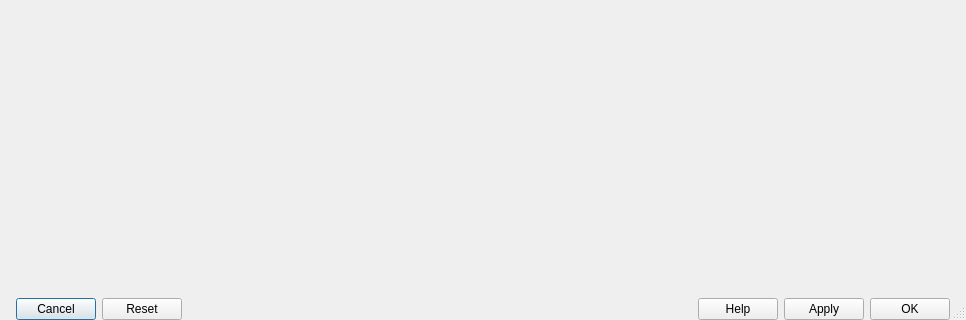
nschindler-noaa/compass-rewrite, file src/CommonDialog.ui: the form before one commit; both pictures show x 0 to 966 and y 209 to 529 of the 966 by 529 pixel window.
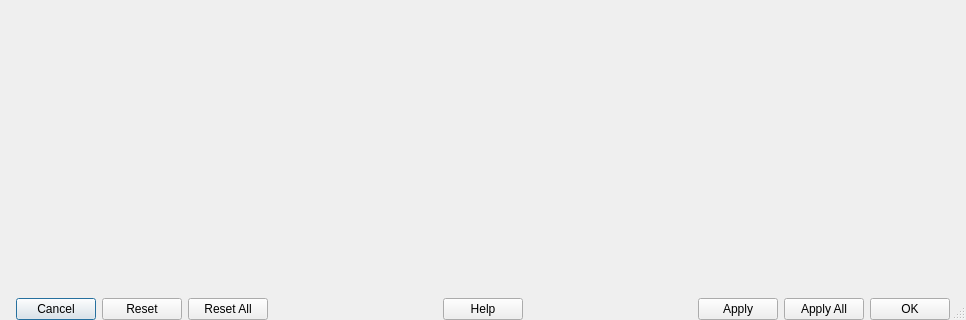
The form after the commit. Icons and pictures are not drawn.

The edit to the form file:
```diff
--- a/src/CommonDialog.ui
+++ b/src/CommonDialog.ui
@@ -332,6 +332,13 @@
        </property>
       </widget>
      </item>
+     <item>
+      <widget class="QPushButton" name="pushButton_ResetAll">
+       <property name="text">
+        <string>Reset All</string>
+       </property>
+      </widget>
+     </item>
      <item>
       <spacer name="spacer_ButtonRow">
        <property name="orientation">
@@ -355,6 +362,19 @@
        </property>
       </widget>
      </item>
+     <item>
+      <spacer name="horizontalSpacer_2">
+       <property name="orientation">
+        <enum>Qt::Horizontal</enum>
+       </property>
+       <property name="sizeHint" stdset="0">
+        <size>
+         <width>40</width>
+         <height>20</height>
+        </size>
+       </property>
+      </spacer>
+     </item>
      <item>
       <widget class="QPushButton" name="pushButton_Apply">
        <property name="text">
@@ -362,6 +382,13 @@
        </property>
       </widget>
      </item>
+     <item>
+      <widget class="QPushButton" name="pushButton_ApplyAll">
+       <property name="text">
+        <string>Apply All</string>
+       </property>
+      </widget>
+     </item>
      <item>
       <widget class="QPushButton" name="pushButton_OK">
        <property name="text">
```
